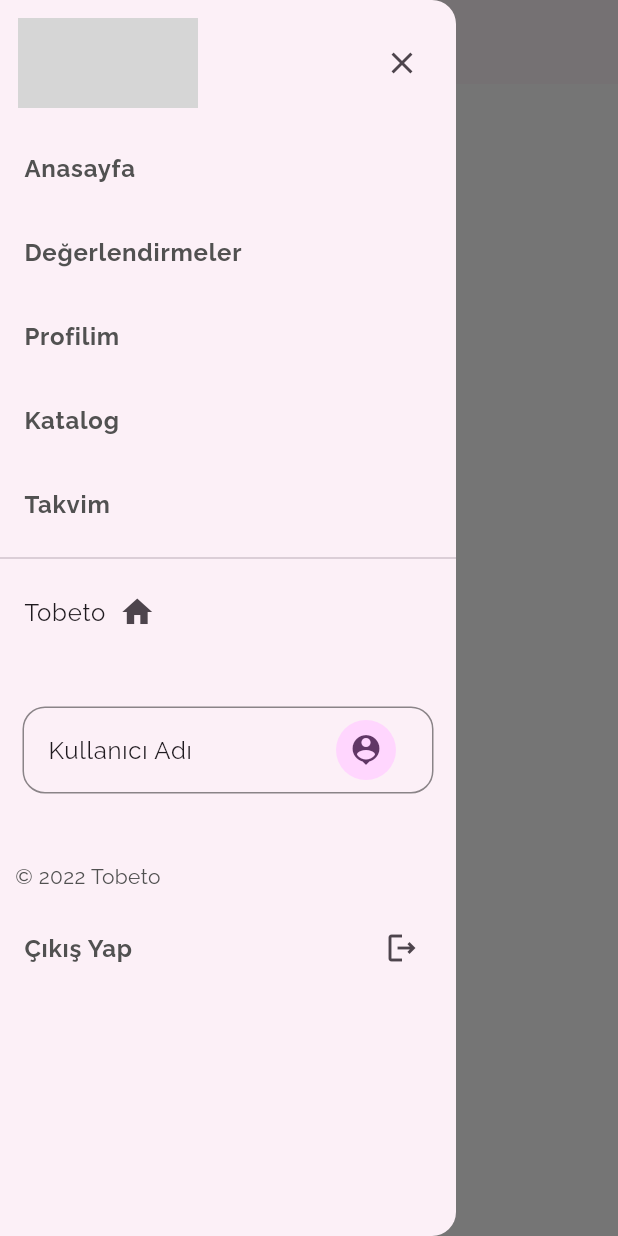
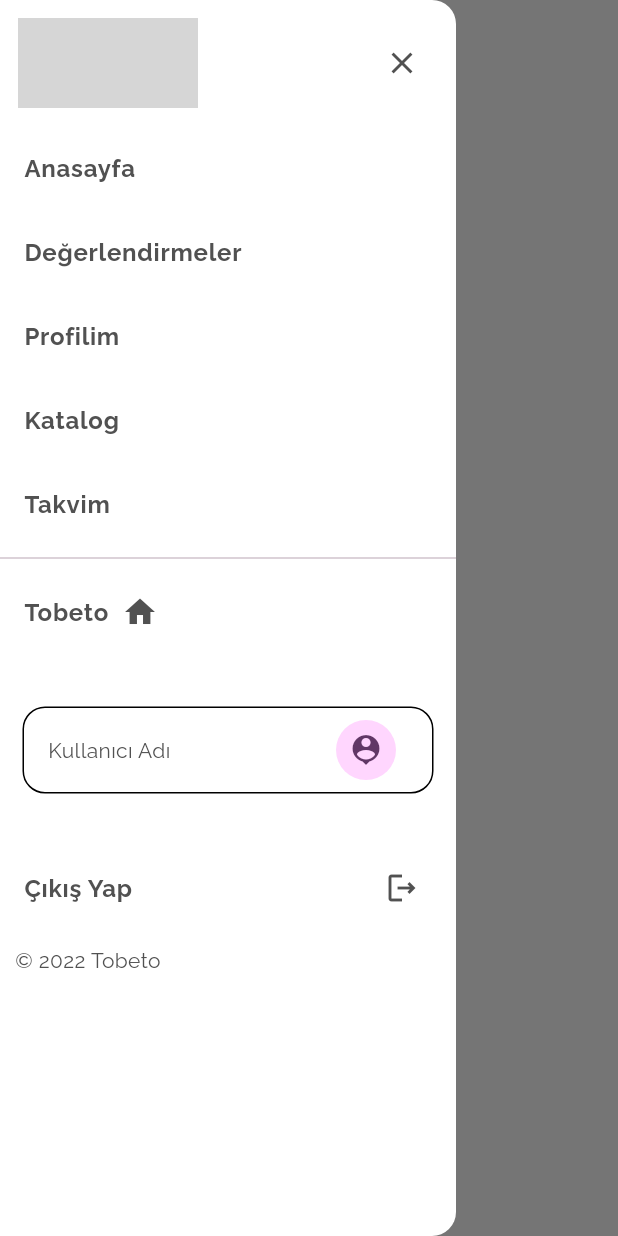
Before and after one commit to mustafatmaca/tobeto_app, a Flutter app: the MainScreen screen opened directly, with the side drawer open, on a phone screen of 412 x 824 dp. Run offline on Flutter 3.47's test engine with Material 2 defaults, Android fonts, the phone set to English and light mode, and no system bars; our stand-ins replace google_fonts; grey boxes are pictures that could not be loaded.

Commit message:
theme edit

```diff
--- a/lib/screens/main_screen.dart
+++ b/lib/screens/main_screen.dart
@@ -150,12 +150,21 @@ class _MainScreenState extends State<MainScreen> {
                 },
               ),
               const Divider(),
-              const ListTile(
+              ListTile(
                 title: Row(
                   children: [
-                    Text("Tobeto"),
-                    SizedBox(width: 9),
-                    Icon(Icons.home),
+                    Text(
+                      "Tobeto",
+                      style: Theme.of(context)
+                          .textTheme
+                          .bodyLarge!
+                          .copyWith(fontWeight: FontWeight.bold),
+                    ),
+                    const SizedBox(width: 9),
+                    Icon(
+                      Icons.home,
+                      color: Theme.of(context).iconTheme.color,
+                    ),
                   ],
                 ),
               ),
@@ -164,10 +173,13 @@ class _MainScreenState extends State<MainScreen> {
                 padding: const EdgeInsets.all(15.0),
                 child: ListTile(
                   shape: RoundedRectangleBorder(
-                    side: const BorderSide(color: Colors.black45, width: 1),
+                    side: const BorderSide(width: 1),
                     borderRadius: BorderRadius.circular(15),
                   ),
-                  title: const Text("Kullanıcı Adı "),
+                  title: Text(
+                    "Kullanıcı Adı",
+                    style: Theme.of(context).textTheme.bodyMedium,
+                  ),
                   trailing: const CircleAvatar(
                     child: Icon(Icons.person_pin),
                   ),
@@ -175,10 +187,6 @@ class _MainScreenState extends State<MainScreen> {
               ),
               const SizedBox(
                 height: 20,
-              ),
-              const Padding(
-                padding: EdgeInsets.all(10),
-                child: Text("© 2022 Tobeto"),
               ),
               ListTile(
                 title: Text(
@@ -188,12 +196,19 @@ class _MainScreenState extends State<MainScreen> {
                       .bodyLarge!
                       .copyWith(fontWeight: FontWeight.bold),
                 ),
-                trailing: Icon(Icons.logout_outlined),
+                trailing: Icon(
+                  Icons.logout_outlined,
+                  color: Theme.of(context).iconTheme.color,
+                ),
                 onTap: () {
                   Navigator.of(context).pushReplacement(MaterialPageRoute(
                     builder: (context) => const LoginScreen(),
                   ));
                 },
+              ),
+              const Padding(
+                padding: EdgeInsets.all(10),
+                child: Text("© 2022 Tobeto"),
               ),
             ],
           ),
```
Also changed, not shown: lib/theme/app_theme.dart (+35 -6 lines).
